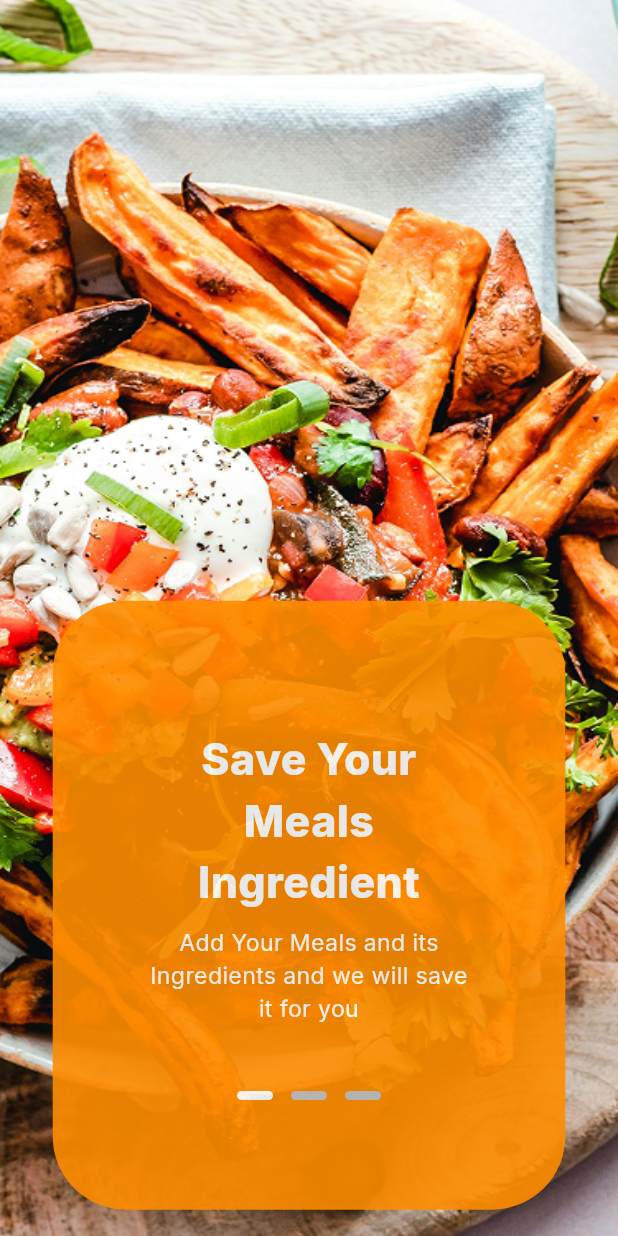
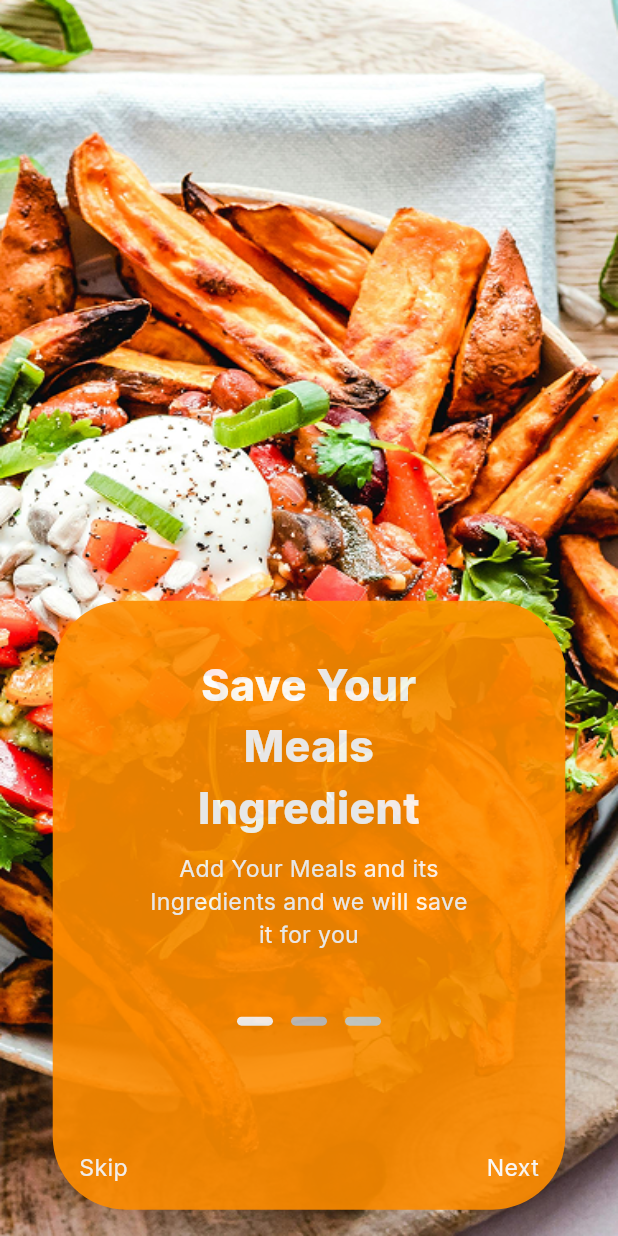
Before and after one commit to SalahHassan202/meals_app_flutter, a Flutter app: the screen it shows after launch, on a phone screen of 412 x 824 dp. Run offline on Flutter 3.47's test engine with Material 3 defaults, Android fonts, the phone set to English and light mode, and no system bars; drawn by our look-alikes of carousel_slider, dots_indicator; our stand-ins replace flutter_screenutil, go_router, google_fonts.

Commit message:
organize onBoarding screen && added statless widget to home screen

```diff
--- a/lib/features/on_boardong_Screen/on_boarding_screen.dart
+++ b/lib/features/on_boardong_Screen/on_boarding_screen.dart
@@ -2,6 +2,8 @@ import 'package:carousel_slider/carousel_slider.dart';
 import 'package:dots_indicator/dots_indicator.dart';
 import 'package:flutter/material.dart';
 import 'package:flutter_screenutil/flutter_screenutil.dart';
+import 'package:go_router/go_router.dart';
+import 'package:meals_app/core/routing/app_routes.dart';
 import 'package:meals_app/core/styles/app_assets.dart';
 import 'package:meals_app/core/styles/app_colors.dart';
 import 'package:meals_app/core/styles/app_text_style.dart';
@@ -28,7 +30,7 @@ class _OnBoardingScreenState extends State<OnBoardingScreen> {
   ];
 
   int currentIndex = 0;
-
+  CarouselSliderController carouselController = CarouselSliderController();
   @override
   Widget build(BuildContext context) {
     return Scaffold(
@@ -67,6 +69,8 @@ class _OnBoardingScreenState extends State<OnBoardingScreen> {
                     children: [
                       /// ---------- CAROUSEL ----------
                       CarouselSlider(
+                        carouselController: carouselController,
+
                         options: CarouselOptions(
                           height: 230.h,
                           viewportFraction: 0.95,
@@ -123,6 +127,61 @@ class _OnBoardingScreenState extends State<OnBoardingScreen> {
                           ),
                         ),
                       ),
+                      const Spacer(),
+                      currentIndex >= 2
+                          ? InkWell(
+                              onTap: () {
+                                GoRouter.of(
+                                  context,
+                                ).pushReplacementNamed(AppRoutes.homeScreen);
+                              },
+                              child: Container(
+                                width: 60.sp,
+                                height: 60.sp,
+                                decoration: BoxDecoration(
+                                  color: AppColors.whiteColor,
+                                  shape: BoxShape.circle,
+                                ),
+                                child: Icon(
+                                  Icons.arrow_forward,
+                                  size: 17,
+                                  color: AppColors.primaryColor,
+                                ),
+                              ),
+                            )
+                          : Row(
+                              mainAxisAlignment: MainAxisAlignment.spaceBetween,
+                              children: [
+                                InkWell(
+                                  onTap: () {
+                                    GoRouter.of(context).pushReplacementNamed(
+                                      AppRoutes.homeScreen,
+                                    );
+                                  },
+                                  child: Text(
+                                    "Skip",
+                                    style: AppTextStyle.onBoardingSubTitleStyle,
+                                  ),
+                                ),
+                                InkWell(
+                                  onTap: () {
+                                    if (currentIndex < 2) {
+                                      setState(() {
+                                        currentIndex++;
+                                        carouselController.animateToPage(
+                                          currentIndex,
+                                        );
+                                      });
+                                    }
+                                  },
+
+                                  child: Text(
+                                    "Next",
+                                    style: AppTextStyle.onBoardingSubTitleStyle,
+                                  ),
+                                ),
+                              ],
+                            ),
                     ],
                   ),
                 ),
```
Also changed, not shown: lib/features/home_screen/home_screen.dart (+15 -0 lines).
